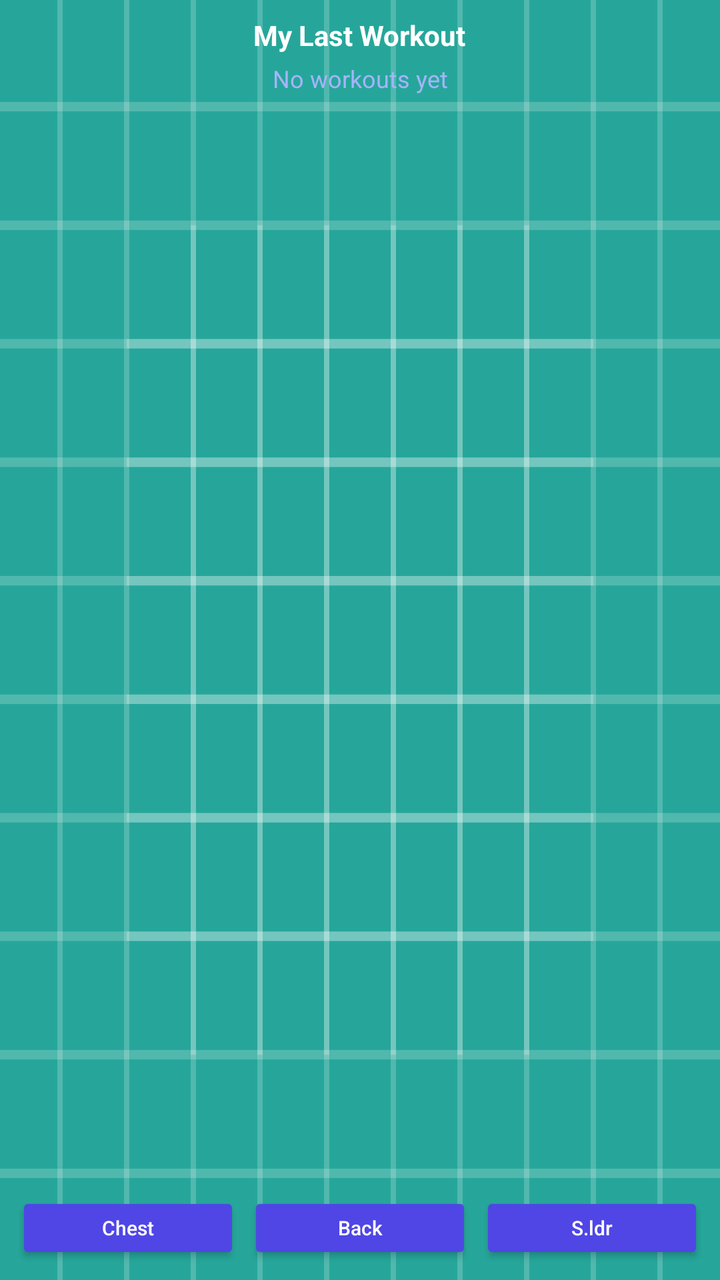
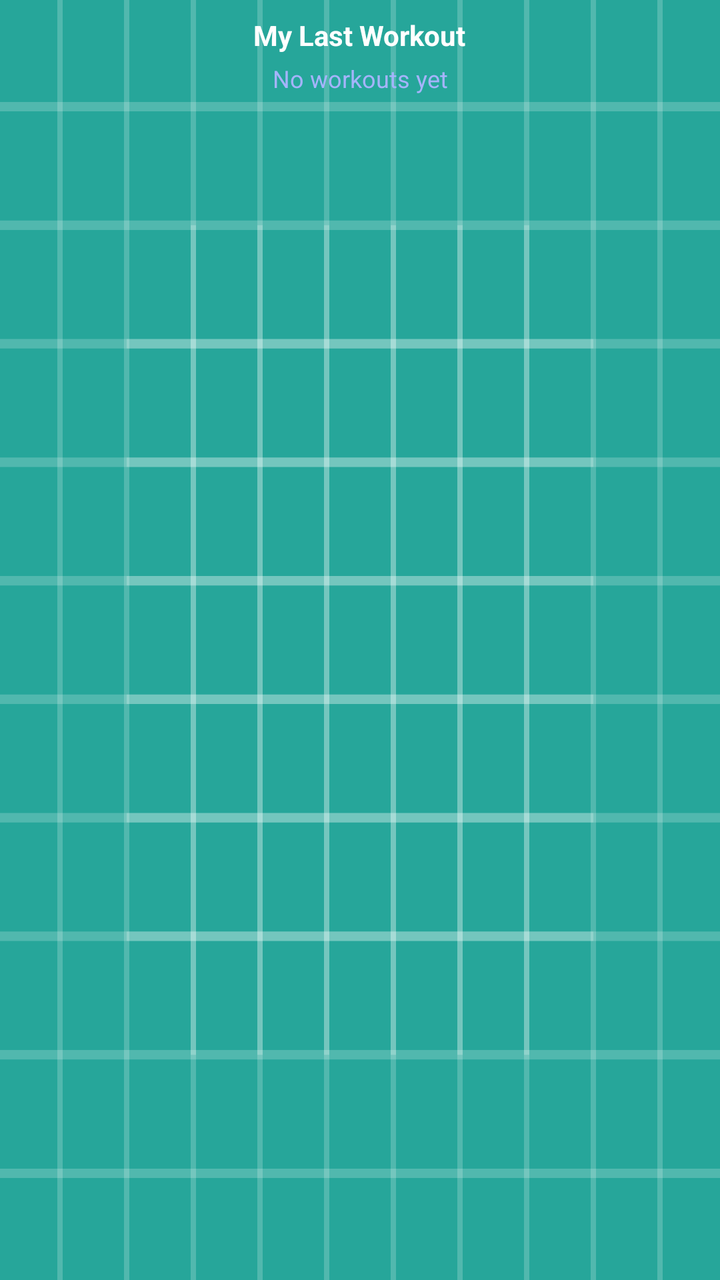

Screens rendered from an Android XML layout before and after an edit, with the pre-edit source and the edit as a unified diff.
<!-- AndroidManifest.xml: application theme AppTheme -->
<!-- res/layout/widget_quick_add.xml -->
<?xml version="1.0" encoding="utf-8"?>
<RelativeLayout xmlns:android="http://schemas.android.com/apk/res/android"
    android:layout_width="match_parent"
    android:layout_height="match_parent"
    android:background="@drawable/ic_launcher_background"
    android:padding="8dp">

    
    <TextView
        android:id="@+id/appwidget_text"
        android:layout_width="wrap_content"
        android:layout_height="wrap_content"
        android:layout_centerHorizontal="true"
        android:layout_marginTop="0dp"
        android:text="My Last Workout"
        android:textColor="#FFFFFF"
        android:textSize="14sp"
        android:textStyle="bold" />

    
    <TextView
        android:id="@+id/last_workout_text"
        android:layout_width="match_parent"
        android:layout_height="wrap_content"
        android:layout_below="@id/appwidget_text"
        android:layout_marginTop="4dp"
        android:gravity="center"
        android:text="No workouts yet"
        android:textColor="#A5B4FC"
        android:textSize="12sp"
        android:ellipsize="end"
        android:maxLines="1" />

    
    <LinearLayout
        android:layout_width="match_parent"
        android:layout_height="wrap_content"
        android:layout_alignParentBottom="true"
        android:orientation="horizontal"
        android:paddingTop="4dp">

        <Button
            android:id="@+id/btn_chest"
            android:layout_width="0dp"
            android:layout_height="36dp"
            android:layout_weight="1"
            android:layout_marginEnd="4dp"
            android:backgroundTint="#4F46E5"
            android:text="Chest"
            android:textAllCaps="false"
            android:textColor="#FFFFFF"
            android:textSize="10sp"
            android:padding="0dp" 
            android:insetTop="0dp"
            android:insetBottom="0dp"/>

        <Button
            android:id="@+id/btn_back"
            android:layout_width="0dp"
            android:layout_height="36dp"
            android:layout_weight="1"
            android:layout_marginEnd="4dp"
            android:backgroundTint="#4F46E5"
            android:text="Back"
            android:textAllCaps="false"
            android:textColor="#FFFFFF"
            android:textSize="10sp"
            android:padding="0dp" 
            android:insetTop="0dp"
            android:insetBottom="0dp"/>

        <Button
            android:id="@+id/btn_shoulders"
            android:layout_width="0dp"
            android:layout_height="36dp"
            android:layout_weight="1"
            android:backgroundTint="#4F46E5"
            android:text="S.ldr"
            android:textAllCaps="false"
            android:textColor="#FFFFFF"
            android:textSize="10sp"
            android:padding="0dp" 
            android:insetTop="0dp"
            android:insetBottom="0dp"/>
            
    </LinearLayout>

</RelativeLayout>
<!-- resources referenced by this layout -->
<resources>
  <!-- drawable ic_launcher_background: vector/xml drawable (drawable, 5605 chars, omitted) -->
  <style name="AppTheme" parent="Theme.AppCompat.Light.DarkActionBar">
          
          <item name="colorPrimary">@color/colorPrimary</item>
          <item name="colorPrimaryDark">@color/colorPrimaryDark</item>
          <item name="colorAccent">@color/colorAccent</item>
      </style>
</resources>

<!-- the commit's change to res/layout/widget_quick_add.xml (unified diff, before → after) -->
@@ -32,57 +32,14 @@
         android:maxLines="1" />
 
     
-    <LinearLayout
+    <ListView
+        android:id="@+id/widget_list"
         android:layout_width="match_parent"
-        android:layout_height="wrap_content"
-        android:layout_alignParentBottom="true"
-        android:orientation="horizontal"
-        android:paddingTop="4dp">
-
-        <Button
-            android:id="@+id/btn_chest"
-            android:layout_width="0dp"
-            android:layout_height="36dp"
-            android:layout_weight="1"
-            android:layout_marginEnd="4dp"
-            android:backgroundTint="#4F46E5"
-            android:text="Chest"
-            android:textAllCaps="false"
-            android:textColor="#FFFFFF"
-            android:textSize="10sp"
-            android:padding="0dp" 
-            android:insetTop="0dp"
-            android:insetBottom="0dp"/>
-
-        <Button
-            android:id="@+id/btn_back"
-            android:layout_width="0dp"
-            android:layout_height="36dp"
-            android:layout_weight="1"
-            android:layout_marginEnd="4dp"
-            android:backgroundTint="#4F46E5"
-            android:text="Back"
-            android:textAllCaps="false"
-            android:textColor="#FFFFFF"
-            android:textSize="10sp"
-            android:padding="0dp" 
-            android:insetTop="0dp"
-            android:insetBottom="0dp"/>
-
-        <Button
-            android:id="@+id/btn_shoulders"
-            android:layout_width="0dp"
-            android:layout_height="36dp"
-            android:layout_weight="1"
-            android:backgroundTint="#4F46E5"
-            android:text="S.ldr"
-            android:textAllCaps="false"
-            android:textColor="#FFFFFF"
-            android:textSize="10sp"
-            android:padding="0dp" 
-            android:insetTop="0dp"
-            android:insetBottom="0dp"/>
-            
-    </LinearLayout>
-
+        android:layout_height="match_parent"
+        android:layout_below="@id/last_workout_text"
+        android:layout_marginTop="8dp"
+        android:paddingBottom="4dp"
+        android:clipToPadding="false"
+        android:divider="@android:color/transparent"
+        android:dividerHeight="6dp" />
 </RelativeLayout>
